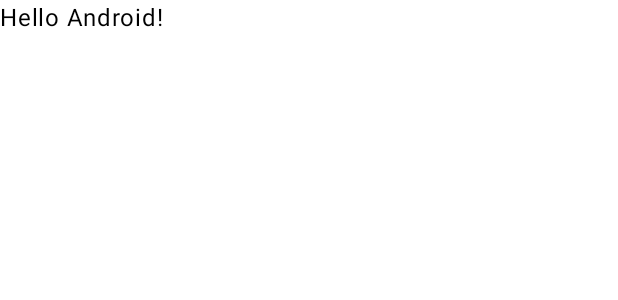
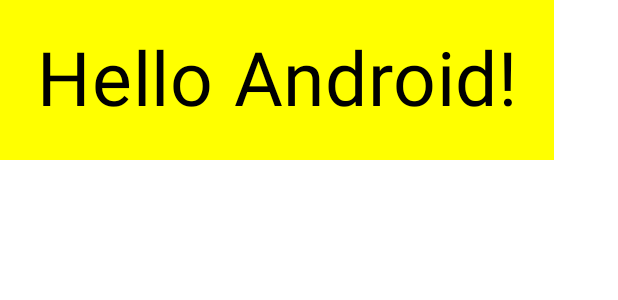
Before and after one commit to Dvamhmd/coba, an Android app built with Jetpack Compose: the @Preview function GreetingPreview, on a phone screen of 412 x 824 dp. Shown: the top 300 px of the screen. Run offline under Robolectric (Android 15) with nearby library versions, the phone set to English and light mode, and no system bars.

Commit message:
Perubahan Tampilan

```diff
--- a/app/src/main/java/com/example/myapplication/MainActivity.kt
+++ b/app/src/main/java/com/example/myapplication/MainActivity.kt
@@ -3,13 +3,19 @@ package com.example.myapplication
 import android.os.Bundle
 import androidx.activity.ComponentActivity
 import androidx.activity.compose.setContent
+import androidx.compose.foundation.layout.Box
 import androidx.compose.foundation.layout.fillMaxSize
+import androidx.compose.foundation.layout.padding
 import androidx.compose.material3.MaterialTheme
 import androidx.compose.material3.Surface
 import androidx.compose.material3.Text
 import androidx.compose.runtime.Composable
 import androidx.compose.ui.Modifier
+import androidx.compose.ui.graphics.Color
+import androidx.compose.ui.text.style.TextAlign
 import androidx.compose.ui.tooling.preview.Preview
+import androidx.compose.ui.unit.dp
+import androidx.compose.ui.unit.sp
 import com.example.myapplication.ui.theme.MyApplicationTheme
 
 class MainActivity : ComponentActivity() {
@@ -31,10 +37,14 @@ class MainActivity : ComponentActivity() {
 
 @Composable
 fun Greeting(name: String, modifier: Modifier = Modifier) {
-    Text(
-        text = "Hello $name!",
-        modifier = modifier
-    )
+    Surface(color = Color.Yellow) {
+        Text(
+            text = "Hello $name!",
+            modifier = Modifier.padding(24.dp),
+            textAlign = TextAlign.Center,
+            fontSize = 50.sp,
+        )
+    }
 }
 
 @Preview(showBackground = true)
```
